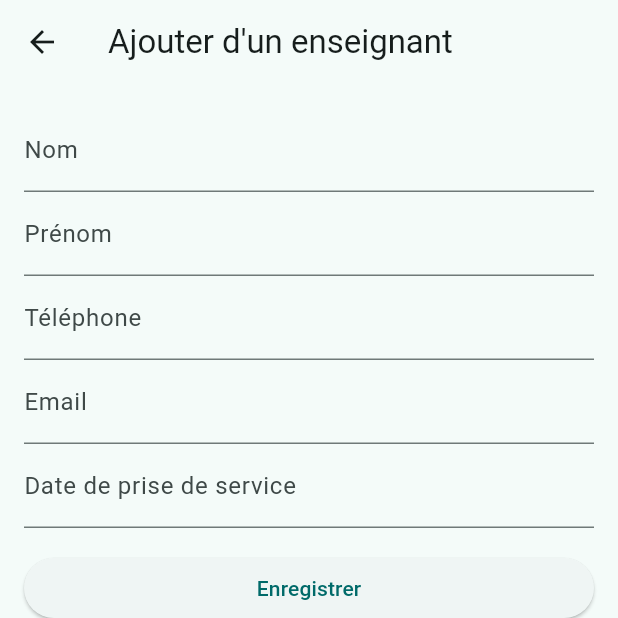
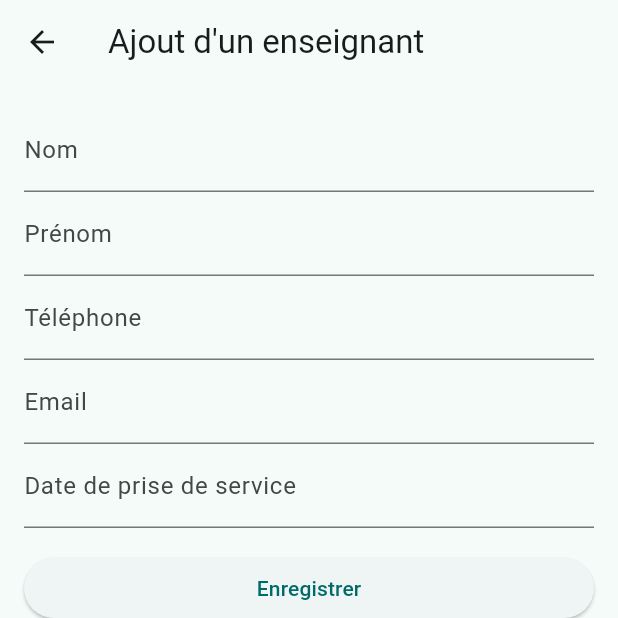
Before and after one commit to nguetcheu/academy_managerMS2D4, a Flutter app: the AddEnseignantForm screen opened directly, on a phone screen of 412 x 824 dp, the top half of it. Run offline on Flutter 3.47's test engine with Material 3 defaults, Android fonts, the phone set to English and light mode, and no system bars.

Commit message:
correction othographe

```diff
--- a/lib/views/page.addenseignant.dart
+++ b/lib/views/page.addenseignant.dart
@@ -50,7 +50,7 @@ class _AddEnseignantFormState extends State<AddEnseignantForm> {
   Widget build(BuildContext context) {
     return Scaffold(
       appBar: AppBar(
-        title: const Text('Ajouter d\'un enseignant'),
+        title: const Text('Ajout d\'un enseignant'),
       ),
       body: Padding(
         padding: const EdgeInsets.all(16.0),
```
